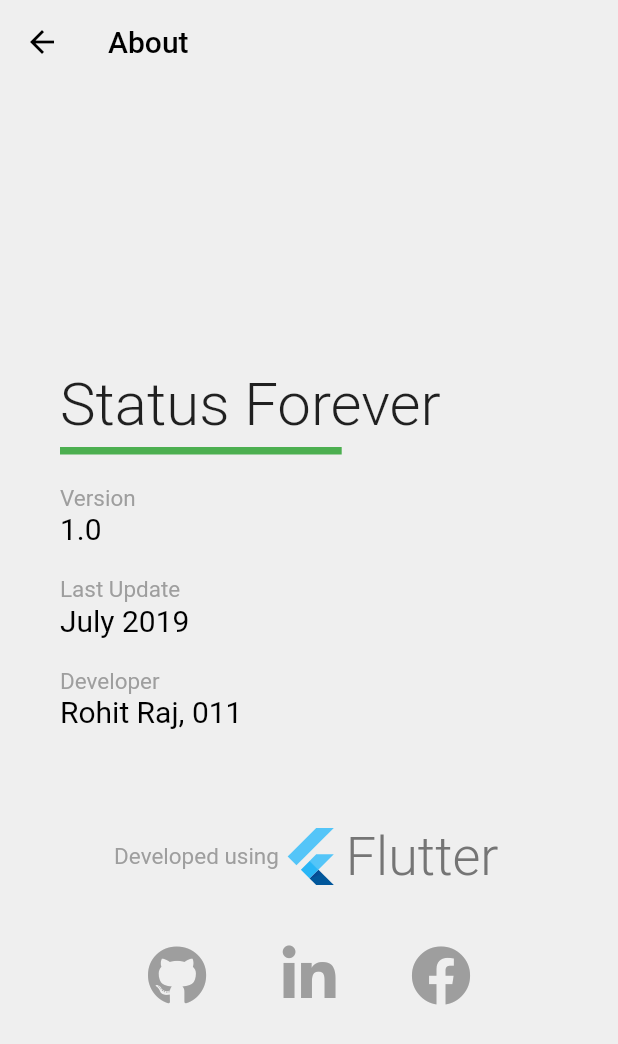
After one commit to RohitRajP/statusForever, a Flutter app: the screen it shows after launch, after a tap on an icon or button, on a phone screen of 412 x 824 dp. The commit adds this screen. Shown: the top 1044 px of the screen. Run offline on Flutter 3.47's test engine with Material 2 defaults, Android fonts, the phone set to English and light mode, and no system bars; our stand-ins replace font_awesome_flutter.

Commit message:
Version 1.0 - Completed

```diff
--- a/lib/main.dart
+++ b/lib/main.dart
@@ -1,5 +1,6 @@
 import 'package:flutter/material.dart';
 
+import './pages/aboutPage.dart';
 import './pages/homePage.dart';
 
 void main() => runApp(MyApp());
@@ -14,9 +15,15 @@ class MyApp extends StatefulWidget{
 
 class _MyAppState extends State<MyApp>{
 
+  @override
+  void initState() {
+    // TODO: implement initState
+    super.initState();
+
+  }
+
   void refreshApp(){
     setState(() {
-
     });
   }
 
@@ -25,9 +32,14 @@ class _MyAppState extends State<MyApp>{
     // TODO: implement build
     return MaterialApp(
       theme: ThemeData(
-        primarySwatch: Colors.deepOrange,
+        primarySwatch: Colors.teal,
       ),
       title: "Status Forever",
+
+      routes: {
+        '/aboutPage': (BuildContext context) => AboutPage()
+      },
+
       home: HomePage(refreshApp),
     );
   }
--- /dev/null
+++ b/lib/pages/aboutPage.dart
@@ -0,0 +1,147 @@
+import 'package:flutter/material.dart';
+import 'package:flutter/services.dart';
+
+import 'package:font_awesome_flutter/font_awesome_flutter.dart';
+
+class AboutPage extends StatefulWidget {
+  @override
+  State<StatefulWidget> createState() {
+    // TODO: implement createState
+    return _AboutPageState();
+  }
+}
+
+class _AboutPageState extends State<AboutPage> {
+  GlobalKey<ScaffoldState> _scaffoldKey = new GlobalKey<ScaffoldState>();
+  static const platform = const MethodChannel("com.a011.statusforever");
+
+  @override
+  Widget build(BuildContext context) {
+
+    // TODO: implement build
+    return SafeArea(
+        child: Scaffold(
+          key: _scaffoldKey,
+          backgroundColor: Colors.white,
+          appBar: AppBar(
+            elevation: 0,
+            backgroundColor: Color(0xFFEFEFEF),
+            iconTheme: IconThemeData(color: Colors.black),
+            title: Text(
+              "About",
+              style: TextStyle(color: Colors.black),
+            ),
+          ),
+          body: Container(
+            color: Color(0xFFEFEFEF),
+            child: Center(
+              child: ListView(
+                padding: EdgeInsets.only(top: 40.0, left: 40, right: 40),
+                shrinkWrap: true,
+                children: <Widget>[
+                  Container(
+                    alignment: Alignment.topLeft,
+                    child: Text(
+                      'Status Forever',
+                      style: TextStyle(fontSize: 40, fontWeight: FontWeight.w300),
+                    ),
+                  ),
+                  Container(
+                    padding: EdgeInsets.only(
+                        right: MediaQuery.of(context).size.width * 0.35, top: 5.0),
+                    child: Container(
+                      height: 5,
+                      color: Colors.green,
+                    ),
+                  ),
+                  Container(
+                    margin: EdgeInsets.only(top: 20.0),
+                    child: Text('Version',
+                        style: TextStyle(color: Colors.grey, fontSize: 15.0)),
+                  ),
+                  Container(
+                    child: Text('1.0',
+                        style: TextStyle(color: Colors.black, fontSize: 20.0)),
+                  ),
+                  Container(
+                    margin: EdgeInsets.only(top: 20.0),
+                    child: Text('Last Update',
+                        style: TextStyle(color: Colors.grey, fontSize: 15.0)),
+                  ),
+                  Container(
+                    child: Text('July 2019',
+                        style: TextStyle(color: Colors.black, fontSize: 20.0)),
+                  ),
+                  Container(
+                    margin: EdgeInsets.only(top: 20.0),
+                    child: Text('Developer',
+                        style: TextStyle(color: Colors.grey, fontSize: 15.0)),
+                  ),
+                  Container(
+                    child: Text('Rohit Raj, 011',
+                        style: TextStyle(color: Colors.black, fontSize: 20.0)),
+                  ),
+                  Container(
+                    margin: EdgeInsets.only(top: 35.0),
+                    child: Row(
+                      mainAxisAlignment: MainAxisAlignment.center,
+                      children: <Widget>[
+                        Text('Developed using',
+                            style: TextStyle(color: Colors.grey, fontSize: 15.0)),
+                        SizedBox(
+                          width: 150,
+                          child: FlutterLogo(
+                            colors: Colors.green,
+                            size: 100.0,
+                            style: FlutterLogoStyle.horizontal,
+                          ),
+                        )
+                      ],
+                    ),
+                  ),
+                  Container(
+                    width: MediaQuery.of(context).size.width,
+                    alignment: Alignment.center,
+                    margin: EdgeInsets.only(top:5.0),
+                    child: Row(
+                      mainAxisAlignment: MainAxisAlignment.center,
+                      children: <Widget>[
+                        FlatButton(
+                          child: Icon(FontAwesomeIcons.github,color: Colors.grey,size: 40.0,),
+                          color: Colors.transparent,
+                          onPressed: (){
+                            platform.invokeMethod("openGitHub");
+                          },
+                        ),
+                        FlatButton(
+                          child: Icon(FontAwesomeIcons.linkedinIn,color: Colors.grey,size: 40.0,),
+                          color: Colors.transparent,
+                          onPressed: (){
+                            platform.invokeMethod("openLinkedIn");
+                          },
+                        ),
+                        FlatButton(
+                          child: Icon(FontAwesomeIcons.facebook,color: Colors.grey,size: 40.0,),
+                          color: Colors.transparent,
+                          onPressed: (){
+                            platform.invokeMethod("openFacebook");
+                          },
+                        )
+                      ],
+                    ),
+                  ),
+                  // Container(
+                  //   child: Text('https://github.com/RohitRajP',
+                  //       style: TextStyle(color: Colors.black, fontSize: 25.0)),
+                  // ),
+                  // Container(
+                  //   child: Text('',
+                  //       style: TextStyle(color: Colors.black, fontSize: 25.0)),
+                  // )
+                ],
+              ),
+            ),
+          ),
+        ));
+  }
+}
--- a/lib/widgets/homePageW.dart
+++ b/lib/widgets/homePageW.dart
@@ -1,12 +1,11 @@
 import 'dart:io';
 import 'dart:ui';
-
 
 import 'package:font_awesome_flutter/font_awesome_flutter.dart';
 import 'package:flutter/material.dart';
 
 final Shader linearGradient = LinearGradient(
-  colors: <Color>[Color(0xffEB3349), Color(0xffF45C43)],
+  colors: <Color>[Color(0xff96c93d),Color(0xff00b09b)],
 ).createShader(Rect.fromLTWH(0.0, 0.0, 200.0, 70.0));
 
 var name_textStyle = TextStyle(
@@ -21,20 +20,28 @@ var message_textStyle =
 var permission_textStyle = TextStyle(
     fontSize: 18.0, fontWeight: FontWeight.bold, color: Colors.deepOrange);
 
-Widget appBarW(appBarMessage) {
+Widget appBarW(appBarMessage,context) {
   return AppBar(
+    actions: <Widget>[
+      FlatButton(
+        child: Icon(FontAwesomeIcons.infoCircle),
+        onPressed: (){
+          Navigator.pushNamed(context, '/aboutPage');
+        },
+        color: Colors.transparent,
+      )
+    ],
     title: Text(
       appBarMessage,
       style: TextStyle(
-        letterSpacing: 1.2,
-        color: Colors.white,
+        foreground: Paint()..shader = linearGradient,
         fontWeight: FontWeight.bold,
         fontSize: 25.0,
       ),
     ),
     elevation: 0,
     centerTitle: true,
-    backgroundColor: Colors.transparent,
+    backgroundColor: Color(0xFFEFEFEF),
   );
 }
 
@@ -73,11 +80,13 @@ Widget videoView(index, _fileList, showOptions) {
         Positioned.fill(
             child: Opacity(
               opacity: 0.6,
-              child: Image.file(
+              child: ClipRRect(
+                borderRadius: BorderRadius.circular(10.0),
+                child: Image.file(
                 File("/storage/emulated/0/StatusForever/" +
                     _fileList[index].toString().substring(0, 32) +
-                    ".jpg"),
-              ),
+                    ".jpg"),fit: BoxFit.cover
+              )),
             )
         ),
         Positioned.fill(
@@ -101,9 +110,12 @@ Widget imageView(index, _fileList,showOptions){
       // 0 - Image
       showOptions(index,0);
     },
-    child: Image.file(
-      File("/storage/emulated/0/WhatsApp/Media/.Statuses/" +
-          _fileList[index]),
+    child: ClipRRect(
+      borderRadius: BorderRadius.circular(10.0),
+      child: Image.file(
+        File("/storage/emulated/0/WhatsApp/Media/.Statuses/" +
+            _fileList[index]),fit: BoxFit.cover,
+      ),
     ),
   );
 }
--- a/lib/widgets/typeAheadWidget.dart
+++ b/lib/widgets/typeAheadWidget.dart
@@ -107,7 +107,7 @@ class _TypeAheadWidgetState extends State<TypeAheadWidget> {
                 }
               });
               _customContacts = _customContacts2;
-              print("Tag:"+_customContacts.toString());
+              //print("Tag:"+_customContacts.toString());
               if(_customContacts.length==0){
                 _customContacts = ["Enter Contact Name"];
               }
--- a/pubspec.yaml
+++ b/pubspec.yaml
@@ -26,8 +26,13 @@ dependencies:
   cupertino_icons: ^0.1.2
 
 dev_dependencies:
+  flutter_launcher_icons:
   flutter_test:
     sdk: flutter
+flutter_icons:
+  android: "launcher_icon"
+  ios: true
+  image_path: "assets/logos/try1.png"
 
 
 # For information on the generic Dart part of this file, see the
```
Also changed, not shown: lib/pages/homePage.dart (+81 -72 lines), assets/logos/try1.png (added), pubspec.lock, 24 other files.
